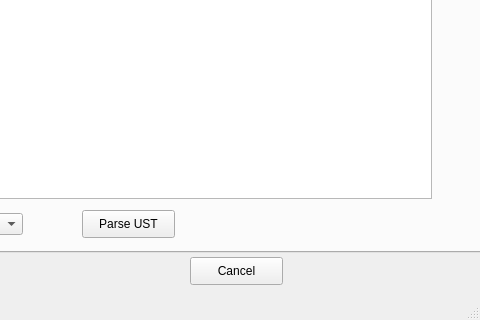
APDignan/LyricParserPython, file parserUI.ui: the form before one commit; both pictures show x 390 to 870 and y 367 to 687 of the 870 by 687 pixel window.
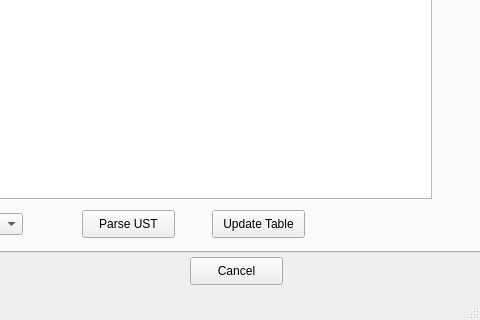
The form after the commit.

```diff
--- a/parserUI.ui
+++ b/parserUI.ui
@@ -91,6 +91,19 @@
        </property>
       </item>
      </widget>
+     <widget class="QPushButton" name="btnUpdateParser">
+      <property name="geometry">
+       <rect>
+        <x>600</x>
+        <y>532</y>
+        <width>93</width>
+        <height>28</height>
+       </rect>
+      </property>
+      <property name="text">
+       <string>Update Table</string>
+      </property>
+     </widget>
     </widget>
     <widget class="QWidget" name="tabError">
      <attribute name="title">
```
